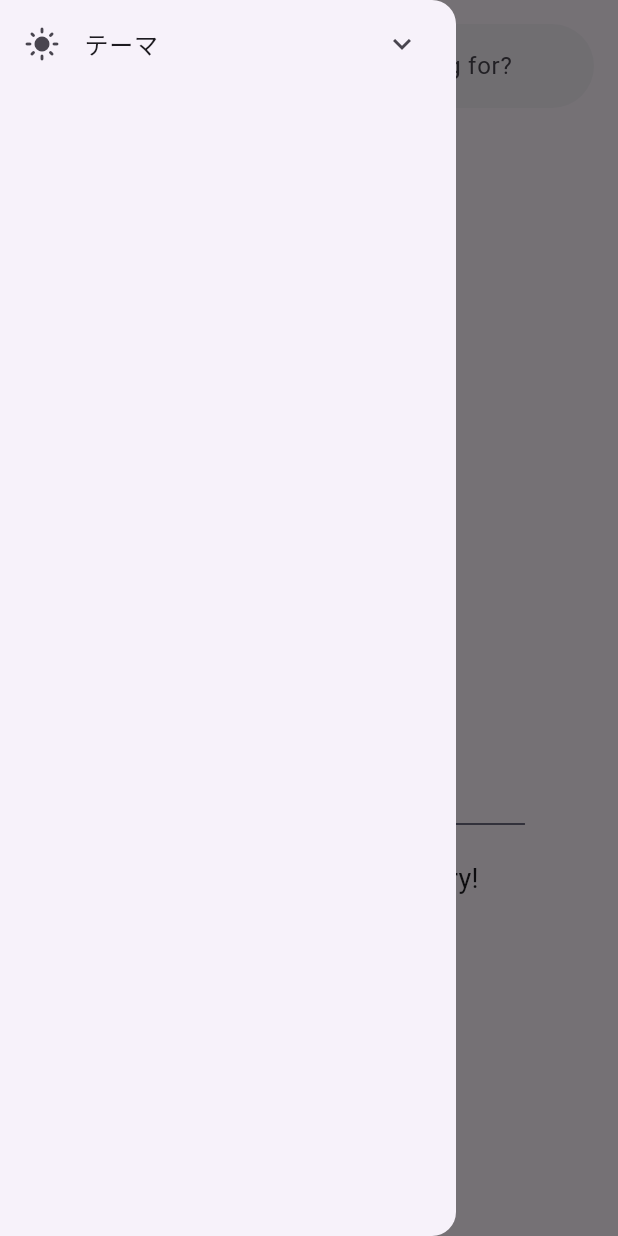
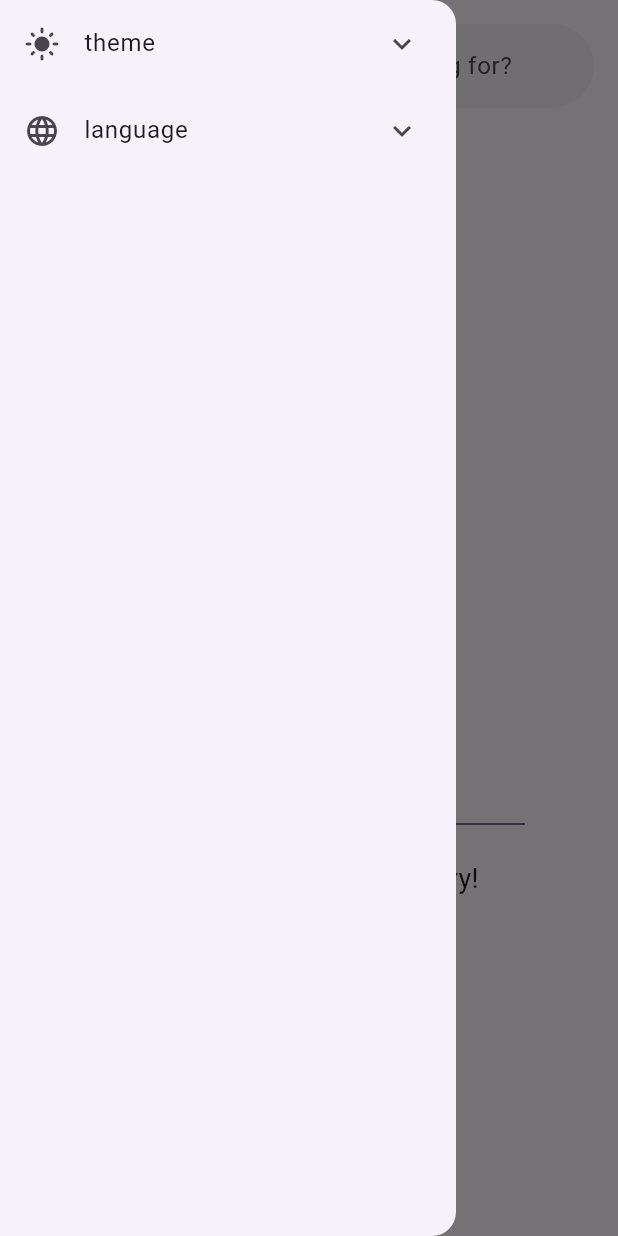
Before and after one commit to Haru-Kobayashi073/search_github_repository_app, a Flutter app: the screen it shows after launch, with the side drawer open, on a phone screen of 412 x 824 dp. Run offline on Flutter 3.47's test engine with Material 3 defaults, Android fonts, the phone set to English and light mode, and no system bars; our stand-ins replace cached_network_image, dio, flutter_hooks, flutter_svg, freezed_annotation, hooks_riverpod and 2 more; generated files the repository leaves out were written again.

Commit message:
言語切り替え用のボタンを実装

```diff
--- a/lib/presentation/components/app_drawer.dart
+++ b/lib/presentation/components/app_drawer.dart
@@ -1,5 +1,7 @@
 import 'package:flutter/material.dart';
 import 'package:hooks_riverpod/hooks_riverpod.dart';
+import 'package:search_github_repository_app/i18n/strings.g.dart';
+import 'package:search_github_repository_app/utils/locale_service.dart';
 import 'package:search_github_repository_app/utils/theme_service.dart';
 
 class AppDrawer extends ConsumerWidget {
@@ -7,11 +9,13 @@ class AppDrawer extends ConsumerWidget {
 
   @override
   Widget build(BuildContext context, WidgetRef ref) {
+    final t = Translations.of(context);
+
     return Drawer(
       child: ListView(
         children: [
           ExpansionTile(
-            title: const Text('テーマ'),
+            title: Text(t.drawer.theme.title),
             childrenPadding: const EdgeInsets.only(left: 40),
             shape: const Border(),
             leading: switch (ref.watch(themeServiceProvider)) {
@@ -20,17 +24,56 @@ class AppDrawer extends ConsumerWidget {
                 const Icon(Icons.light_mode),
               ThemeMode.dark => const Icon(Icons.dark_mode),
             },
-            children: ThemeInformation.values
-                .map(
-                  (theme) => RadioListTile(
-                    title: Text(theme.title),
-                    groupValue: ref.watch(themeServiceProvider),
-                    value: theme.themeMode,
-                    onChanged: (value) =>
-                        ref.read(themeServiceProvider.notifier).toggle(theme),
-                  ),
-                )
-                .toList(),
+            children: [
+              RadioListTile(
+                title: Text(t.drawer.theme.system),
+                groupValue: ref.watch(themeServiceProvider),
+                value: ThemeMode.system,
+                onChanged: (value) => ref
+                    .read(themeServiceProvider.notifier)
+                    .toggle(ThemeMode.system),
+              ),
+              RadioListTile(
+                title: Text(t.drawer.theme.light),
+                groupValue: ref.watch(themeServiceProvider),
+                value: ThemeMode.light,
+                onChanged: (value) => ref
+                    .read(themeServiceProvider.notifier)
+                    .toggle(ThemeMode.light),
+              ),
+              RadioListTile(
+                title: Text(t.drawer.theme.dark),
+                groupValue: ref.watch(themeServiceProvider),
+                value: ThemeMode.dark,
+                onChanged: (value) => ref
+                    .read(themeServiceProvider.notifier)
+                    .toggle(ThemeMode.dark),
+              ),
+            ],
+          ),
+          ExpansionTile(
+            title: Text(t.drawer.language.title),
+            childrenPadding: const EdgeInsets.only(left: 40),
+            shape: const Border(),
+            leading: const Icon(Icons.language),
+            children: [
+              RadioListTile(
+                title: Text(t.drawer.language.ja),
+                groupValue: ref.watch(localeServiceProvider),
+                value: AppLocale.ja,
+                onChanged: (value) => ref
+                    .read(localeServiceProvider.notifier)
+                    .changeLocale(AppLocale.ja),
+              ),
+              RadioListTile(
+                title: Text(t.drawer.language.en),
+                groupValue: ref.watch(localeServiceProvider),
+                value: AppLocale.en,
+                onChanged: (value) => ref
+                    .read(localeServiceProvider.notifier)
+                    .changeLocale(AppLocale.en),
+              ),
+            ],
           ),
         ],
       ),
```
